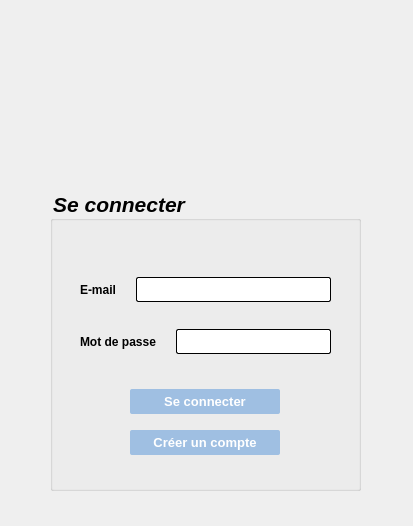
aminabkl/Departement_Management, file login.ui: the form before one commit.
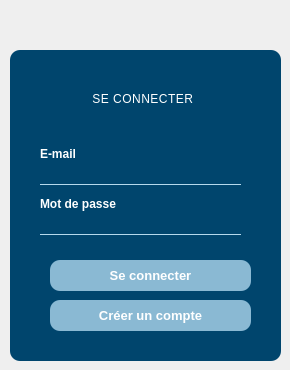
The form after the commit. Icons and pictures are not drawn.

```diff
--- a/login.ui
+++ b/login.ui
@@ -6,27 +6,42 @@
    <rect>
     <x>0</x>
     <y>0</y>
-    <width>413</width>
-    <height>526</height>
+    <width>290</width>
+    <height>370</height>
    </rect>
   </property>
   <property name="windowTitle">
    <string>Login</string>
   </property>
+  <property name="styleSheet">
+   <string notr="true"> QDialog{ 
+ 
+    width: 430px;
+    height: 520px;
+    position: absolute;
+    transform: translate(-50%,-50%);
+    left: 50%;
+    top: 50%;
+ 
+ 
+ };
+ </string>
+  </property>
   <widget class="QGroupBox" name="groupBox">
    <property name="enabled">
     <bool>true</bool>
    </property>
    <property name="geometry">
     <rect>
-     <x>50</x>
-     <y>190</y>
-     <width>311</width>
-     <height>301</height>
+     <x>10</x>
+     <y>50</y>
+     <width>271</width>
+     <height>311</height>
     </rect>
    </property>
    <property name="font">
     <font>
+     <family>Poppins</family>
      <pointsize>16</pointsize>
      <italic>true</italic>
      <bold>true</bold>
@@ -39,18 +54,28 @@
     <bool>false</bool>
    </property>
    <property name="styleSheet">
-    <string notr="true">color: rgb(0, 0, 0);</string>
+    <string notr="true"> 
+QGroupBox {
+    font-family: 'Poppins',sans-serif;
+    color: #ffffff;
+    letter-spacing: 0.5px;
+    outline: none;
+    border: none;
+background-color:   #00456D  ;
+ border-radius:10px;
+}
+ </string>
    </property>
    <property name="title">
-    <string>Se connecter</string>
+    <string/>
    </property>
    <widget class="QPushButton" name="Signup_Button">
     <property name="geometry">
      <rect>
-      <x>80</x>
-      <y>240</y>
-      <width>150</width>
-      <height>25</height>
+      <x>40</x>
+      <y>250</y>
+      <width>201</width>
+      <height>31</height>
      </rect>
     </property>
     <property name="maximumSize">
@@ -67,11 +92,11 @@
     </property>
     <property name="styleSheet">
      <string notr="true">QPushButton{
-color: #ffffff;
-border-radius:2px;
-background-color: rgb(159, 191, 226);
+color: #ffffff; 
+background-color: #8AB9D3;
 height: 25px;
 font-size:13px;
+border-radius:10px;
 }
 QPushButton:hover:!pressed
 {
@@ -89,10 +114,10 @@
    <widget class="QPushButton" name="loginButton">
     <property name="geometry">
      <rect>
-      <x>80</x>
-      <y>199</y>
-      <width>150</width>
-      <height>25</height>
+      <x>40</x>
+      <y>210</y>
+      <width>201</width>
+      <height>31</height>
      </rect>
     </property>
     <property name="maximumSize">
@@ -109,11 +134,11 @@
     </property>
     <property name="styleSheet">
      <string notr="true">QPushButton{
-color: #ffffff;
-border-radius:2px;
-background-color: rgb(159, 191, 226);
+color: #ffffff; 
+background-color: #8AB9D3;
 height: 25px;
 font-size:13px;
+border-radius:10px;
 }
 QPushButton:hover:!pressed
 {
@@ -128,36 +153,33 @@
      <string>Se connecter</string>
     </property>
    </widget>
-   <widget class="QWidget" name="">
+   <widget class="QGroupBox" name="groupBox_2">
     <property name="geometry">
      <rect>
-      <x>30</x>
-      <y>80</y>
-      <width>251</width>
-      <height>91</height>
+      <x>80</x>
+      <y>40</y>
+      <width>120</width>
+      <height>21</height>
      </rect>
     </property>
-    <layout class="QVBoxLayout" name="verticalLayout">
-     <property name="spacing">
-      <number>20</number>
-     </property>
-     <item>
-      <layout class="QHBoxLayout" name="horizontalLayout">
-       <item>
-        <widget class="QLabel" name="label">
-         <property name="font">
-          <font>
-           <pointsize>9</pointsize>
-           <bold>true</bold>
-          </font>
-         </property>
-         <property name="text">
-          <string>E-mail</string>
-         </property>
-        </widget>
-       </item>
-       <item>
+    <property name="styleSheet">
+     <string notr="true"> QGroupBox{
+color:rgb(255, 255, 255);
+}</string>
+    </property>
+    <property name="title">
+     <string>SE CONNECTER</string>
+    </property>
+   </widget>
         <widget class="QLineEdit" name="email">
+    <property name="geometry">
+     <rect>
+      <x>30</x>
+      <y>110</y>
+      <width>201</width>
+      <height>25</height>
+     </rect>
+    </property>
          <property name="maximumSize">
           <size>
            <width>16777215</width>
@@ -165,10 +187,13 @@
           </size>
          </property>
          <property name="styleSheet">
-          <string notr="true">QLineEdit{
-	background-color: rgb(255, 255, 255);
-	 border: 1px  solid;
-     border-radius: 2px;
+     <string notr="true"> QLineEdit{ 
+color:white;
+ 
+ 
+border:none;
+background:transparent;
+border-bottom: 1px solid #B5D9ED; 
 }</string>
          </property>
          <property name="frame">
@@ -178,26 +203,15 @@
           <enum>QLineEdit::Normal</enum>
          </property>
         </widget>
-       </item>
-      </layout>
-     </item>
-     <item>
-      <layout class="QHBoxLayout" name="horizontalLayout_2">
-       <item>
-        <widget class="QLabel" name="label_2">
-         <property name="font">
-          <font>
-           <pointsize>9</pointsize>
-           <bold>true</bold>
-          </font>
-         </property>
-         <property name="text">
-          <string>Mot de passe</string>
-         </property>
-        </widget>
-       </item>
-       <item>
         <widget class="QLineEdit" name="password">
+    <property name="geometry">
+     <rect>
+      <x>30</x>
+      <y>160</y>
+      <width>201</width>
+      <height>25</height>
+     </rect>
+    </property>
          <property name="maximumSize">
           <size>
            <width>16777215</width>
@@ -205,10 +219,13 @@
           </size>
          </property>
          <property name="styleSheet">
-          <string notr="true">QLineEdit{
-	background-color: rgb(255, 255, 255);
-	 border: 1px  solid;
-     border-radius: 2px;
+     <string notr="true"> QLineEdit{ 
+ 
+color:white;
+ 
+border:none;
+background:transparent;
+border-bottom: 1px solid #B5D9ED; 
 }</string>
          </property>
          <property name="frame">
@@ -218,34 +235,86 @@
           <enum>QLineEdit::Password</enum>
          </property>
         </widget>
-       </item>
-      </layout>
-     </item>
-    </layout>
+   <widget class="QLabel" name="label_2">
+    <property name="geometry">
+     <rect>
+      <x>30</x>
+      <y>90</y>
+      <width>91</width>
+      <height>27</height>
+     </rect>
+    </property>
+    <property name="font">
+     <font>
+      <pointsize>9</pointsize>
+      <bold>true</bold>
+     </font>
+    </property>
+    <property name="styleSheet">
+     <string notr="true">QLabel{
+border-bottom:1px solid;
+color:rgb(255, 255, 255);
+}</string>
+    </property>
+    <property name="text">
+     <string>E-mail</string>
+    </property>
    </widget>
-  </widget>
-  <widget class="QLabel" name="FstLogo">
+   <widget class="QLabel" name="label">
    <property name="geometry">
     <rect>
      <x>30</x>
-     <y>30</y>
-     <width>100</width>
-     <height>100</height>
-    </rect>
-   </property>
+      <y>140</y>
+      <width>81</width>
+      <height>28</height>
+     </rect>
+    </property>
+    <property name="font">
+     <font>
+      <pointsize>9</pointsize>
+      <bold>true</bold>
+     </font>
+    </property>
+    <property name="styleSheet">
+     <string notr="true">color:rgb(255, 255, 255);</string>
+    </property>
    <property name="text">
-    <string/>
-   </property>
-  </widget>
-  <widget class="QLabel" name="UniLogo">
+     <string>Mot de passe</string>
+    </property>
+   </widget>
+  </widget>
+  <widget class="QPushButton" name="loginButton_2">
    <property name="geometry">
     <rect>
-     <x>280</x>
-     <y>30</y>
-     <width>100</width>
-     <height>100</height>
+     <x>100</x>
+     <y>10</y>
+     <width>81</width>
+     <height>61</height>
     </rect>
    </property>
+   <property name="maximumSize">
+    <size>
+     <width>250</width>
+     <height>16777215</height>
+    </size>
+   </property>
+   <property name="font">
+    <font>
+     <pointsize>-1</pointsize>
+     <bold>true</bold>
+    </font>
+   </property>
+   <property name="styleSheet">
+    <string notr="true"> QPushButton{
+color: #ffffff;
+image: url(:/resources/img/user_logo.png);
+img-color:rgb(0, 170, 255);
+border-radius:30px;            
+height: 25px;
+font-size:13px;
+}
+ </string>
+   </property>
    <property name="text">
     <string/>
    </property>
```
Left out of the diff: 10 changed lines with no effect on the pictures. Lines whose indentation alone changed are shown as unchanged.
